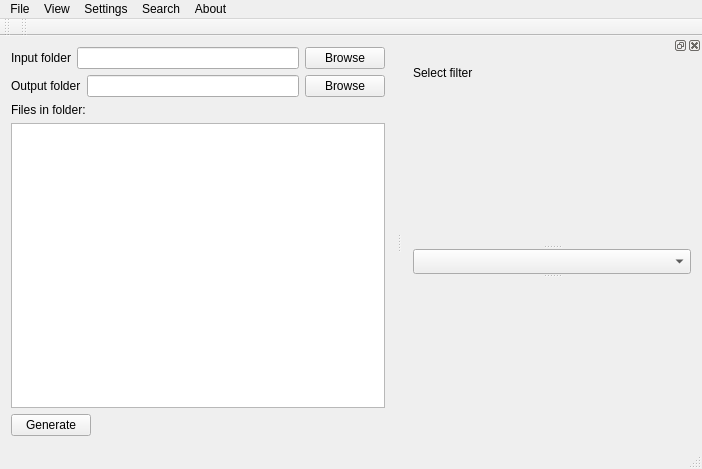
This is src/main/mainwindow.ui in axsapronov/QNoisyImages as Qt 5 draws it before an edit. The edited form follows.
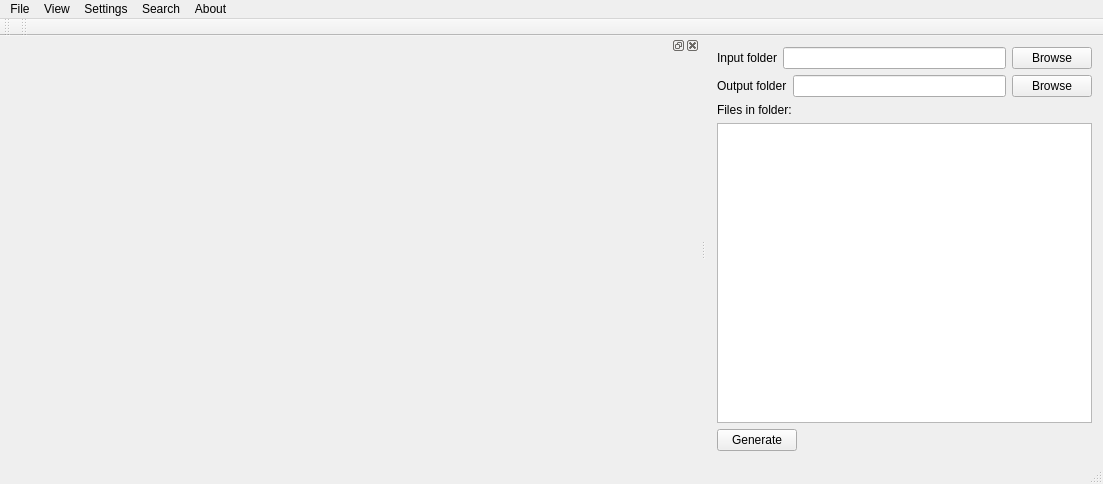
This is the edited form.

Commit message: [GUI] update filter dialog

Diff of the .ui file:
```diff
--- a/src/main/mainwindow.ui
+++ b/src/main/mainwindow.ui
@@ -6,15 +6,15 @@
    <rect>
     <x>0</x>
     <y>0</y>
-    <width>702</width>
-    <height>469</height>
+    <width>1103</width>
+    <height>484</height>
    </rect>
   </property>
   <property name="windowTitle">
    <string>MainWindow</string>
   </property>
   <widget class="QWidget" name="centralWidget">
-   <layout class="QGridLayout" name="gridLayout">
+   <layout class="QGridLayout" name="gridLayout_3">
     <item row="0" column="0" colspan="2">
      <layout class="QHBoxLayout" name="horizontalLayout_2">
       <item>
@@ -36,16 +36,6 @@
       </item>
      </layout>
     </item>
-    <item row="3" column="0" colspan="2">
-     <widget class="QListView" name="listFiles"/>
-    </item>
-    <item row="4" column="0">
-     <widget class="QPushButton" name="pBGenerate">
-      <property name="text">
-       <string>Generate</string>
-      </property>
-     </widget>
-    </item>
     <item row="1" column="0" colspan="2">
      <layout class="QHBoxLayout" name="horizontalLayout">
       <item>
@@ -67,6 +57,27 @@
       </item>
      </layout>
     </item>
+    <item row="2" column="0">
+     <widget class="QLabel" name="label_4">
+      <property name="text">
+       <string>Files in folder:</string>
+      </property>
+     </widget>
+    </item>
+    <item row="3" column="0" colspan="2">
+     <widget class="QListView" name="listFiles">
+      <property name="editTriggers">
+       <set>QAbstractItemView::NoEditTriggers</set>
+      </property>
+     </widget>
+    </item>
+    <item row="4" column="0">
+     <widget class="QPushButton" name="pBGenerate">
+      <property name="text">
+       <string>Generate</string>
+      </property>
+     </widget>
+    </item>
     <item row="4" column="1">
      <spacer name="horizontalSpacer">
       <property name="orientation">
@@ -80,13 +91,6 @@
       </property>
      </spacer>
     </item>
-    <item row="2" column="0">
-     <widget class="QLabel" name="label_4">
-      <property name="text">
-       <string>Files in folder:</string>
-      </property>
-     </widget>
-    </item>
    </layout>
   </widget>
   <widget class="QMenuBar" name="menuBar">
@@ -94,7 +98,7 @@
     <rect>
      <x>0</x>
      <y>0</y>
-     <width>702</width>
+     <width>1103</width>
      <height>22</height>
     </rect>
    </property>
@@ -177,43 +181,18 @@
   <widget class="QDockWidget" name="dockWidget">
    <property name="minimumSize">
     <size>
-     <width>300</width>
-     <height>97</height>
+     <width>700</width>
+     <height>64</height>
     </size>
    </property>
    <property name="allowedAreas">
     <set>Qt::LeftDockWidgetArea|Qt::RightDockWidgetArea</set>
    </property>
    <attribute name="dockWidgetArea">
-    <number>2</number>
+    <number>1</number>
    </attribute>
-   <widget class="QWidget" name="dockWidgetContents">
-    <layout class="QGridLayout" name="gridLayout_2">
-     <item row="0" column="0">
-      <widget class="QLabel" name="label_3">
-       <property name="text">
-        <string>Select filter</string>
-       </property>
-      </widget>
-     </item>
-     <item row="1" column="0">
-      <widget class="QSplitter" name="splitter">
-       <property name="orientation">
-        <enum>Qt::Vertical</enum>
-       </property>
-       <widget class="QWidget" name="widgetBefore" native="true"/>
-       <widget class="QComboBox" name="comBFilters">
-        <property name="maximumSize">
-         <size>
-          <width>16777215</width>
-          <height>25</height>
-         </size>
-        </property>
-       </widget>
-       <widget class="QWidget" name="widgetAfter" native="true"/>
-      </widget>
-     </item>
-    </layout>
+   <widget class="QWidget" name="dockWidgetContents_2">
+    <layout class="QGridLayout" name="gridLayout"/>
    </widget>
   </widget>
   <action name="action_About_Help">
```
Left out of the diff: 2 changed lines with no effect on the pictures. The commit also changes 3 other files.
